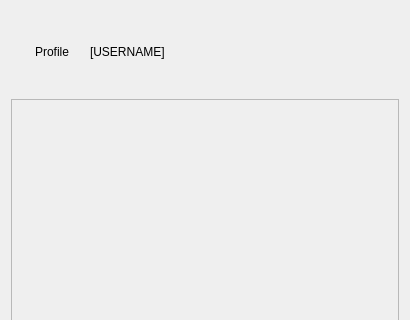
First picture: the form in VideoPlayer/homepage.ui, repository sc22be/UI_COURSEWORK_FORK, before the edit; both pictures show x 0 to 410 and y 0 to 320 of the 410 by 533 pixel window.
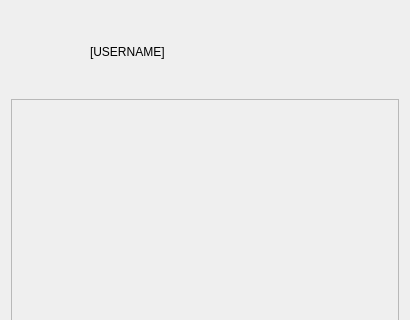
Second picture: the form after the edit. Icons and pictures are not drawn.

Commit message: removed text from profile button

Patch:
```diff
--- a/VideoPlayer/homepage.ui
+++ b/VideoPlayer/homepage.ui
@@ -36,7 +36,7 @@
 border: none;</string>
         </property>
         <property name="text">
-         <string>Profile</string>
+         <string/>
         </property>
        </widget>
       </item>
```
